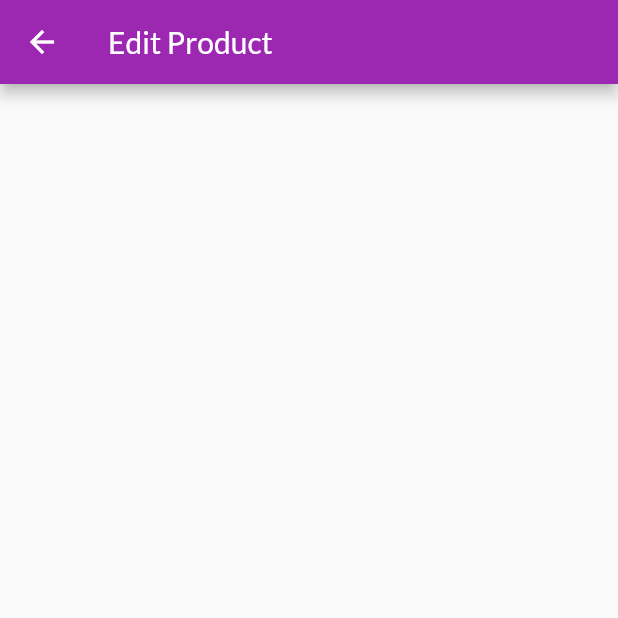
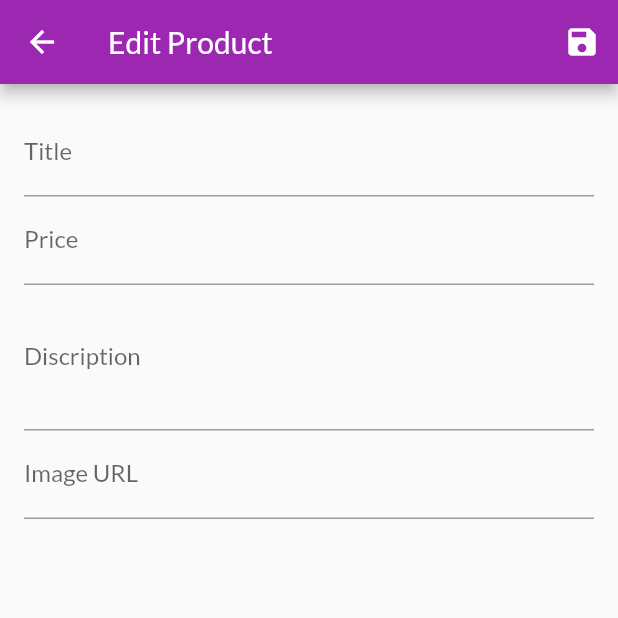
Before and after one commit to SuhelMakkad/shop-app, a Flutter app: the EditProductScreen screen opened by its route, on a phone screen of 412 x 824 dp, the top half of it. Run offline on Flutter 3.47's test engine with Material 2 defaults, Android fonts, the phone set to English and light mode, and no system bars; network calls fail.

Commit message:
added form in edit product screen

```diff
--- a/lib/providers/product.dart
+++ b/lib/providers/product.dart
@@ -21,4 +21,21 @@ class Product with ChangeNotifier {
     isFavorite = !isFavorite;
     notifyListeners();
   }
+
+  Product copy({
+    String? id,
+    String? title,
+    String? description,
+    double? price,
+    String? imageUrl,
+    bool? isFavorite,
+  }) {
+    return Product(
+      id: id ?? this.id,
+      title: title ?? this.title,
+      description: description ?? this.description,
+      imageUrl: imageUrl ?? this.imageUrl,
+      price: price ?? this.price,
+    );
+  }
 }
--- a/lib/screens/edit_product_screen.dart
+++ b/lib/screens/edit_product_screen.dart
@@ -1,4 +1,6 @@
 import 'package:flutter/material.dart';
+
+import '../providers/product.dart';
 
 class EditProductScreen extends StatefulWidget {
   const EditProductScreen({Key? key}) : super(key: key);
@@ -10,11 +12,128 @@ class EditProductScreen extends StatefulWidget {
 }
 
 class _EditProductScreenState extends State<EditProductScreen> {
+  final _priceFocusNode = FocusNode();
+  final _descriptionFocusNode = FocusNode();
+  final _imageUrlFocusNode = FocusNode();
+
+  final _imageUrlContoller = TextEditingController();
+  final _form = GlobalKey<FormState>();
+
+  var _editedProduct = Product(
+    id: '',
+    title: '',
+    description: '',
+    imageUrl: '',
+    price: 0,
+  );
+
+  @override
+  void initState() {
+    _imageUrlFocusNode.addListener(_updateImageUrl);
+    super.initState();
+  }
+
+  @override
+  void dispose() {
+    _imageUrlFocusNode.removeListener(_updateImageUrl);
+
+    _priceFocusNode.dispose();
+    _descriptionFocusNode.dispose();
+    _imageUrlFocusNode.dispose();
+
+    super.dispose();
+  }
+
+  void _updateImageUrl() {
+    if (!_imageUrlFocusNode.hasFocus) {
+      setState(() {});
+    }
+  }
+
+  void _saveForm() {
+    _form.currentState?.save();
+  }
+
   @override
   Widget build(BuildContext context) {
+    final imageUrl = _imageUrlContoller.text;
+    final focusScope = FocusScope.of(context);
+
     return Scaffold(
       appBar: AppBar(
         title: const Text("Edit Product"),
+        actions: [
+          IconButton(onPressed: _saveForm, icon: const Icon(Icons.save)),
+        ],
+      ),
+      body: Form(
+        key: _form,
+        child: SingleChildScrollView(
+          child: Padding(
+            padding: const EdgeInsets.all(16),
+            child: Column(
+              children: [
+                TextFormField(
+                  decoration: const InputDecoration(labelText: 'Title'),
+                  textInputAction: TextInputAction.next,
+                  onFieldSubmitted: (_) {
+                    focusScope.requestFocus(_priceFocusNode);
+                  },
+                  onSaved: (value) {
+                    _editedProduct = _editedProduct.copy(title: value);
+                  },
+                ),
+                TextFormField(
+                  decoration: const InputDecoration(labelText: 'Price'),
+                  textInputAction: TextInputAction.next,
+                  keyboardType: TextInputType.number,
+                  focusNode: _priceFocusNode,
+                  onFieldSubmitted: (_) {
+                    focusScope.requestFocus(_descriptionFocusNode);
+                  },
+                  onSaved: (value) {
+                    _editedProduct = _editedProduct.copy(
+                        price: double.parse(value as String));
+                  },
+                ),
+                TextFormField(
+                  maxLines: 3,
+                  decoration: const InputDecoration(labelText: 'Discription'),
+                  keyboardType: TextInputType.multiline,
+                  focusNode: _descriptionFocusNode,
+                  onSaved: (value) {
+                    _editedProduct = _editedProduct.copy(description: value);
+                  },
+                ),
+                TextFormField(
+                  decoration: const InputDecoration(labelText: 'Image URL'),
+                  keyboardType: TextInputType.url,
+                  controller: _imageUrlContoller,
+                  focusNode: _imageUrlFocusNode,
+                  onEditingComplete: () {
+                    setState(() {});
+                  },
+                  onSaved: (value) {
+                    _editedProduct = _editedProduct.copy(imageUrl: value);
+                  },
+                  onFieldSubmitted: (_) => _saveForm(),
+                ),
+                if (imageUrl.isNotEmpty)
+                  Container(
+                    margin: const EdgeInsets.only(top: 16),
+                    width: double.infinity,
+                    height: 150,
+                    child: FadeInImage(
+                      placeholder:
+                          const AssetImage("assets/images/image-preview.jpg"),
+                      image: NetworkImage(imageUrl),
+                      fit: BoxFit.cover,
+                    ),
+                  ),
+              ],
+            ),
+          ),
+        ),
       ),
     );
   }
--- a/pubspec.yaml
+++ b/pubspec.yaml
@@ -58,9 +58,8 @@ flutter:
   uses-material-design: true
 
   # To add assets to your application, add an assets section, like this:
-  # assets:
-  #   - images/a_dot_burr.jpeg
-  #   - images/a_dot_ham.jpeg
+  assets:
+    - assets/images/image-preview.jpg
 
   # An image asset can refer to one or more resolution-specific "variants", see
   # https://flutter.dev/assets-and-images/#resolution-aware
```
Also changed, not shown: assets/images/image-preview.jpg (added).
